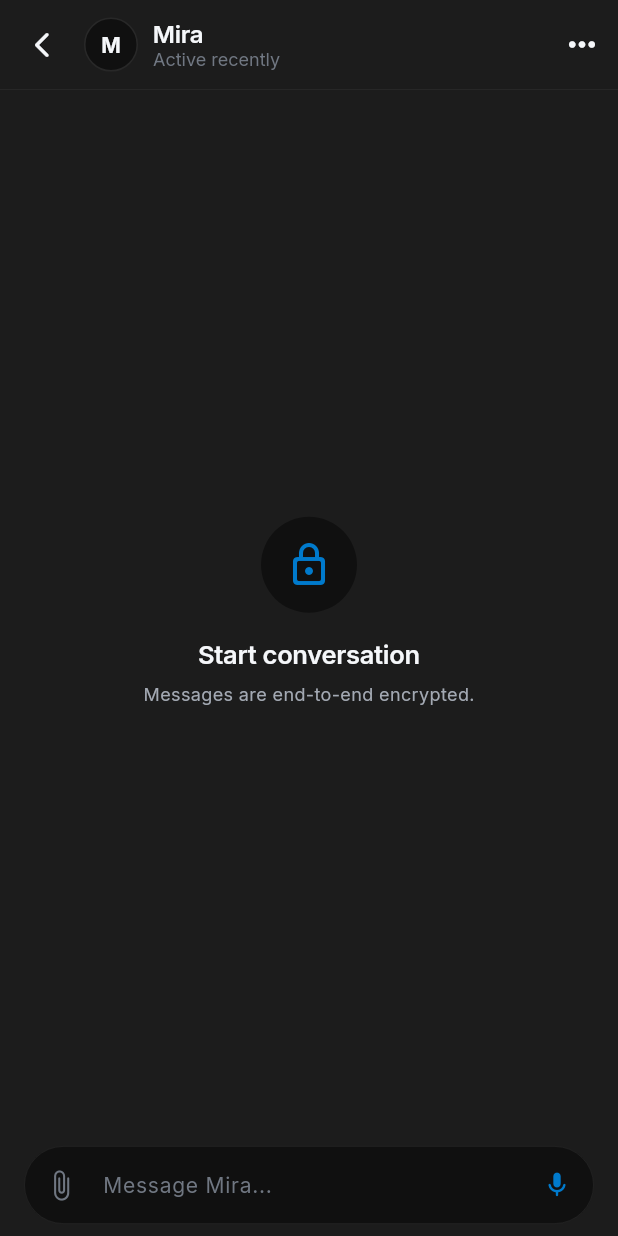
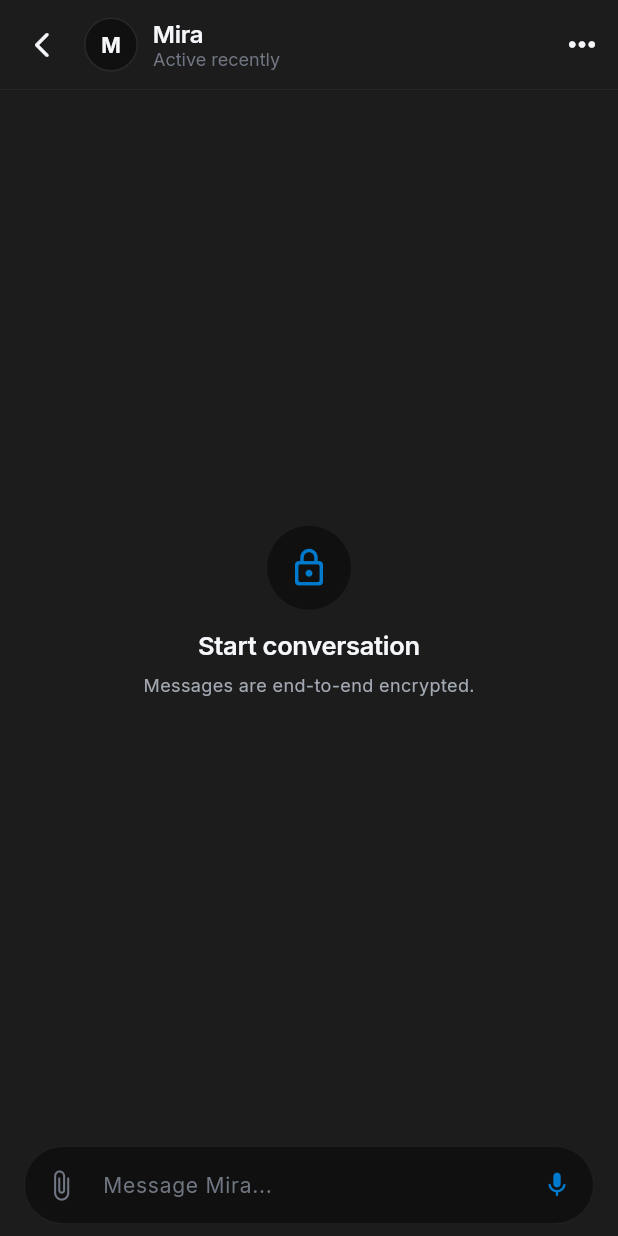
Before and after one commit to aarushlohit/miralo, a Flutter app: the PrivateChatDetailScreen screen opened by its route, on a phone screen of 412 x 824 dp. Run offline on Flutter 3.47's test engine with Material 3 defaults, Android fonts, the phone set to English and light mode, and no system bars; our stand-ins replace audioplayers, camera, cloud_firestore, file_picker, firebase_auth, firebase_core and 8 more; missing offline and left inert: receive_sharing_intent, record; accounts and stored records are empty; statements that could not run were skipped.

Commit message:
fix(chat): wrap emptyState in SingleChildScrollView to prevent bottom overflow when keyboard and slash commands open

```diff
--- a/lib/screens/private_chat/private_chat_detail_screen.dart
+++ b/lib/screens/private_chat/private_chat_detail_screen.dart
@@ -1336,23 +1336,28 @@ class _PrivateChatDetailScreenState extends State<PrivateChatDetailScreen> {
             child: MessageList(
               controller: _scrollController,
               itemCount: messages.length,
-              emptyState: Column(
+              emptyState: SingleChildScrollView(
+                physics: const BouncingScrollPhysics(),
+                child: Padding(
+                  padding: const EdgeInsets.symmetric(horizontal: 24, vertical: 12),
+                  child: Column(
+                    mainAxisSize: MainAxisSize.min,
                     mainAxisAlignment: MainAxisAlignment.center,
                     children: [
                       Container(
-                    width: 64,
-                    height: 64,
+                        width: 56,
+                        height: 56,
                         decoration: BoxDecoration(
                           color: isDark ? LongcatColors.darkSurfaceSecondary : LongcatColors.lightSurfaceSecondary,
                           shape: BoxShape.circle,
                         ),
                         child: Icon(
                           contact?.isGroup == true ? Icons.groups_outlined : Icons.lock_outline_rounded,
-                      size: 32,
+                          size: 28,
                           color: LongcatColors.accent,
                         ),
                       ),
-                  const SizedBox(height: 16),
+                      const SizedBox(height: 12),
                       Text(
                         'Start conversation',
                         style: LongcatTypography.titleMedium(
@@ -1367,6 +1372,8 @@ class _PrivateChatDetailScreenState extends State<PrivateChatDetailScreen> {
                         ),
                       ),
                     ],
+                  ),
+                ),
               ),
               itemBuilder: (context, index) {
                 final msg = messages[index];
--- a/lib/widgets/chat/message_list.dart
+++ b/lib/widgets/chat/message_list.dart
@@ -97,7 +97,12 @@ class _MessageListState extends State<MessageList> {
     final isDark = Theme.of(context).brightness == Brightness.dark;
 
     if (widget.itemCount == 0 && widget.emptyState != null) {
-      return Center(child: widget.emptyState);
+      return Center(
+        child: SingleChildScrollView(
+          physics: const BouncingScrollPhysics(),
+          child: widget.emptyState!,
+        ),
+      );
     }
 
     return Stack(
--- a/lib/widgets/common/longcat_empty_state.dart
+++ b/lib/widgets/common/longcat_empty_state.dart
@@ -31,6 +31,8 @@ class LongcatEmptyState extends StatelessWidget {
         isDark ? AppColors.darkTextMuted : AppColors.lightTextMuted;
 
     return Center(
+      child: SingleChildScrollView(
+        physics: const BouncingScrollPhysics(),
         child: Padding(
           padding: const EdgeInsets.symmetric(
               horizontal: AppSpacing.xl, vertical: AppSpacing.xxl),
@@ -67,6 +69,7 @@ class LongcatEmptyState extends StatelessWidget {
             ],
           ),
         ),
+      ),
     );
   }
 }
```
Lines whose indentation alone changed are shown as unchanged.
